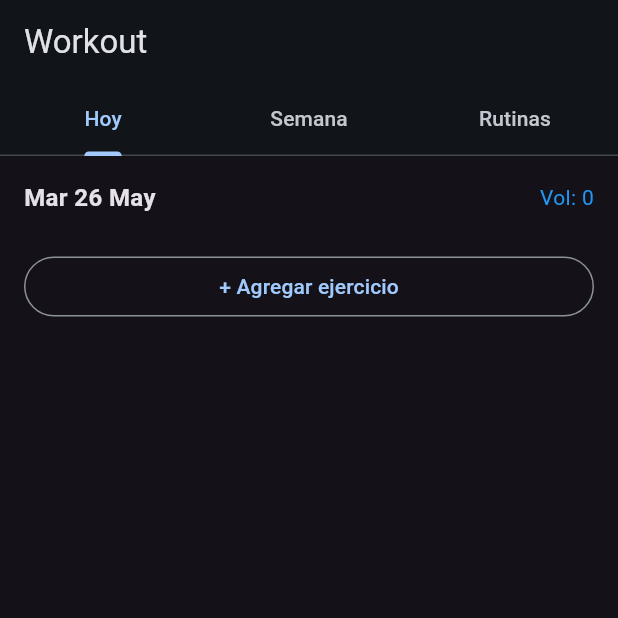
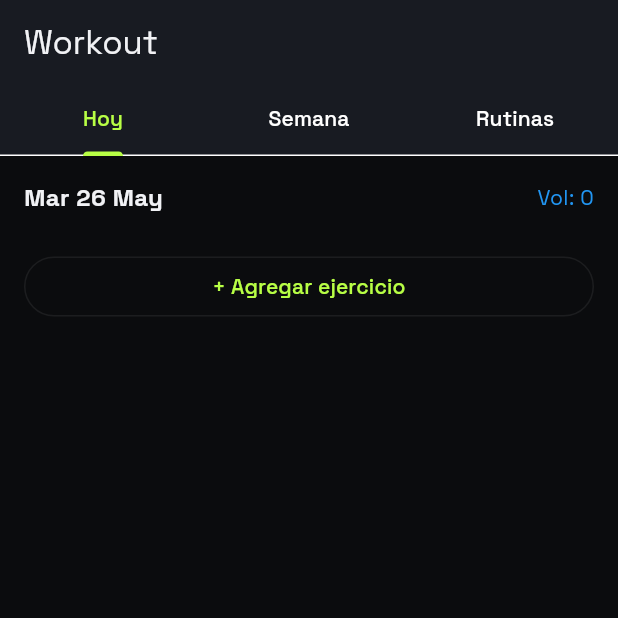
Before and after one commit to gabrielwaunous/workoutApp, a Flutter app: the screen it shows after launch, on a phone screen of 412 x 824 dp, the top half of it. Run offline on Flutter 3.47's test engine with Material 3 defaults, Android fonts, the phone set to English and light mode, and no system bars; our stand-ins replace drift, flutter_riverpod, google_fonts; accounts and stored records are empty; generated files the repository leaves out were written again.

Commit message:
feat: apply AppTheme.dark() in app

```diff
--- a/lib/app.dart
+++ b/lib/app.dart
@@ -1,6 +1,7 @@
 // lib/app.dart
 import 'package:flutter/material.dart';
 import 'package:flutter_riverpod/flutter_riverpod.dart';
+import 'core/theme/app_theme.dart';
 import 'features/today/today_screen.dart';
 import 'features/week/week_screen.dart';
 import 'features/routines/routines_screen.dart';
@@ -12,12 +13,7 @@ class WorkoutApp extends ConsumerWidget {
   Widget build(BuildContext context, WidgetRef ref) {
     return MaterialApp(
       title: 'Workout',
-      theme: ThemeData.dark(useMaterial3: true).copyWith(
-        colorScheme: ColorScheme.fromSeed(
-          seedColor: Colors.blue,
-          brightness: Brightness.dark,
-        ),
-      ),
+      theme: AppTheme.dark(),
       home: DefaultTabController(
         length: 3,
         child: Scaffold(
```
